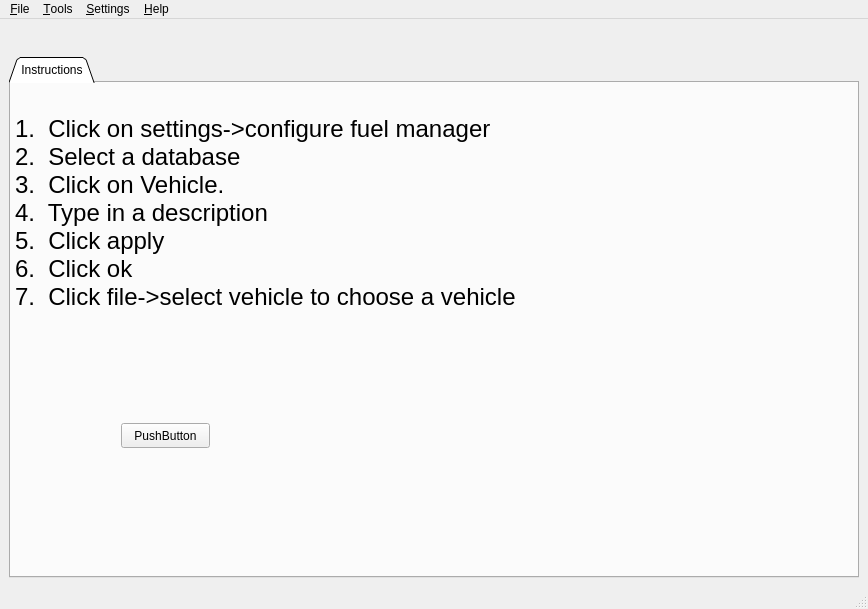
This is mainwindowbase.ui in kc8hfi/fuelmanager as Qt 5 draws it before an edit. The edited form follows.
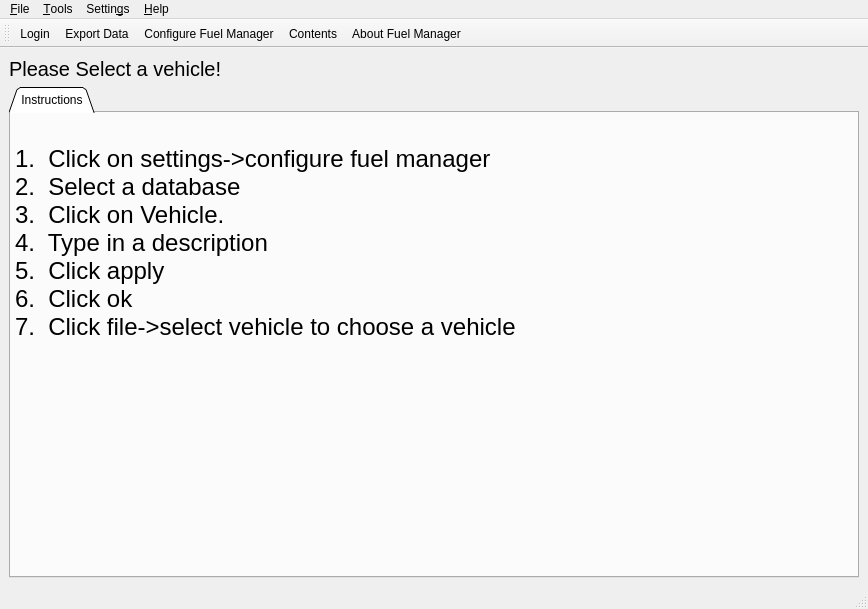
This is the edited form.

Commit message: rewrote a bunch of classes added a base class and two child classes

```diff
--- a/mainwindowbase.ui
+++ b/mainwindowbase.ui
@@ -23,10 +23,10 @@
        </font>
       </property>
       <property name="text">
-       <string/>
+       <string>Please Select a vehicle!</string>
       </property>
       <property name="alignment">
-       <set>Qt::AlignCenter</set>
+       <set>Qt::AlignLeading|Qt::AlignLeft|Qt::AlignVCenter</set>
       </property>
      </widget>
     </item>
@@ -69,19 +69,6 @@
          <bool>true</bool>
         </property>
        </widget>
-       <widget class="QPushButton" name="pushButton">
-        <property name="geometry">
-         <rect>
-          <x>110</x>
-          <y>340</y>
-          <width>89</width>
-          <height>25</height>
-         </rect>
-        </property>
-        <property name="text">
-         <string>PushButton</string>
-        </property>
-       </widget>
       </widget>
      </widget>
     </item>
@@ -116,7 +103,7 @@
    </widget>
    <widget class="QMenu" name="menuSettings">
     <property name="title">
-     <string>&amp;Settings</string>
+     <string>Settin&amp;gs</string>
     </property>
     <addaction name="actionConfigure_Fuel_Manager"/>
    </widget>
@@ -132,6 +119,22 @@
    <addaction name="menuHelp"/>
   </widget>
   <widget class="QStatusBar" name="statusbar"/>
+  <widget class="QToolBar" name="toolBar">
+   <property name="windowTitle">
+    <string>toolBar</string>
+   </property>
+   <attribute name="toolBarArea">
+    <enum>TopToolBarArea</enum>
+   </attribute>
+   <attribute name="toolBarBreak">
+    <bool>false</bool>
+   </attribute>
+   <addaction name="actionLogin"/>
+   <addaction name="actionExport_Data"/>
+   <addaction name="actionConfigure_Fuel_Manager"/>
+   <addaction name="actionHelp"/>
+   <addaction name="actionAbout"/>
+  </widget>
   <action name="actionAbout">
    <property name="text">
     <string>&amp;About Fuel Manager</string>
```
Left out of the diff: 18 changed lines with no effect on the pictures. The commit also changes 26 other files.
